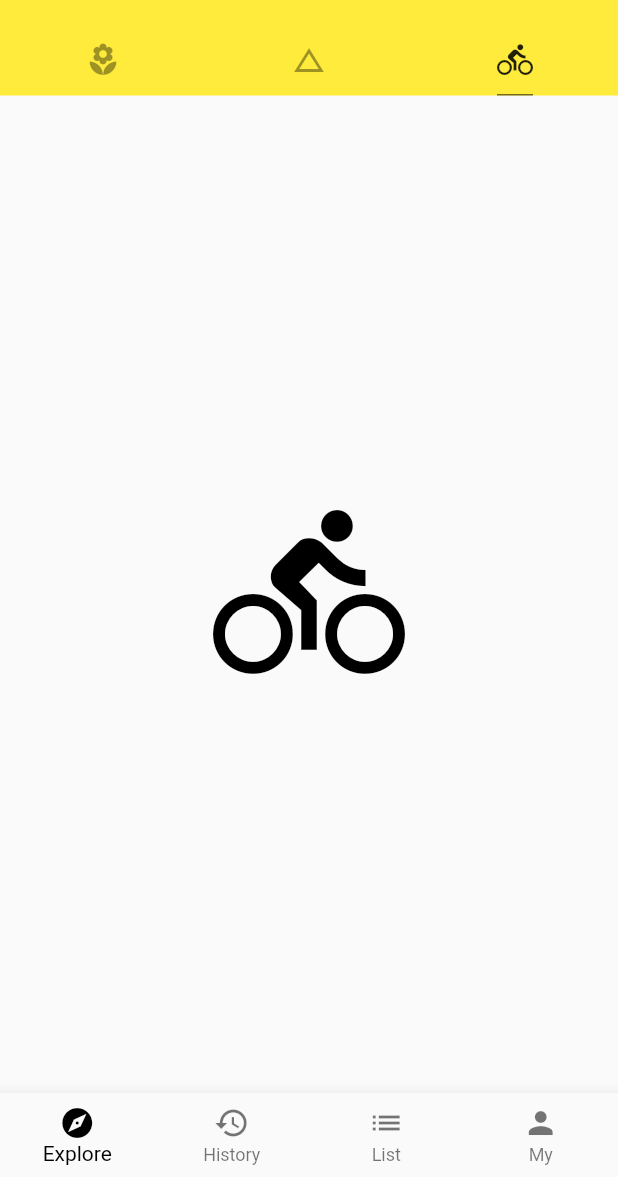
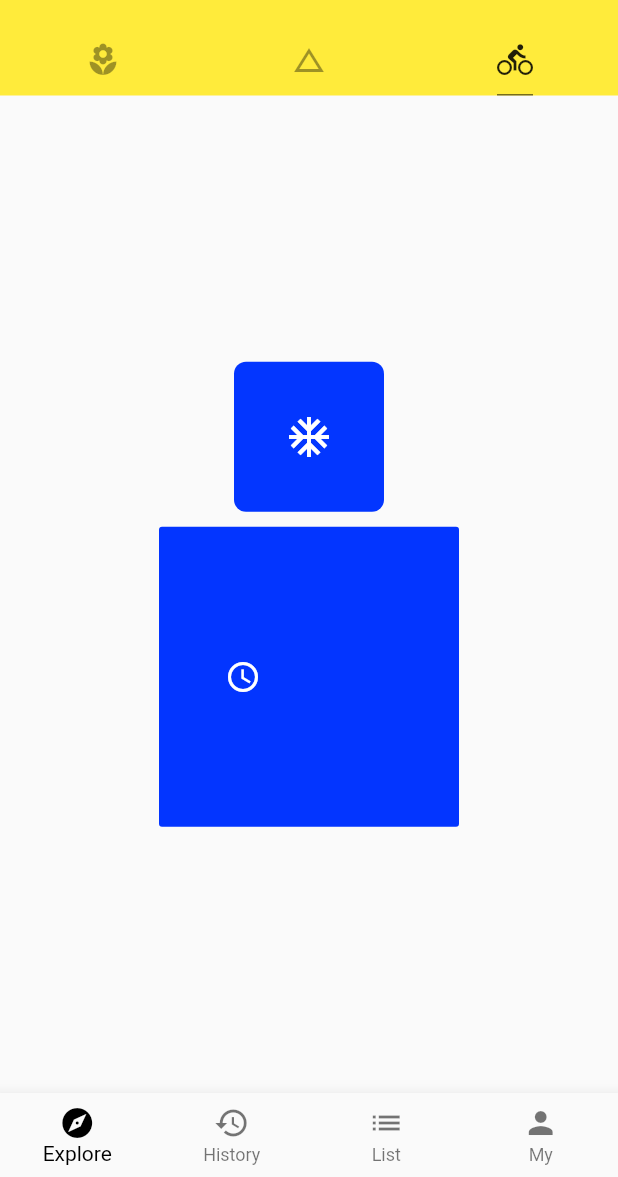
Before and after one commit to chuheridangwu/flutter_demo, a Flutter app: the screen it shows after launch, tab 3 chosen, on a phone screen of 412 x 824 dp, the part 59-1236 px from its top. Run offline on Flutter 3.47's test engine with Material 2 defaults, Android fonts, the phone set to English and light mode, and no system bars; network calls fail.

Commit message:
Column 和Row 的基本使用,主轴和交叉轴的概念理解,Alignment子Widget的对齐方式

```diff
--- a/lib/demo/basic_demo.dart
+++ b/lib/demo/basic_demo.dart
@@ -12,7 +12,7 @@ class BasicDemo extends StatelessWidget {
         // repeat: ImageRepeat.repeat, //是否重复
         fit: BoxFit.cover,
         colorFilter: ColorFilter.mode(
-            Colors.indigoAccent[400].withOpacity(0.6), BlendMode.hardLight),
+            Colors.indigoAccent[400].withOpacity(0.6), BlendMode.hardLight), //滤镜效果
       )),
       child: Row(
         mainAxisAlignment: MainAxisAlignment.center, //主轴对齐
--- /dev/null
+++ b/lib/demo/layout_demo.dart
@@ -0,0 +1,62 @@
+import 'package:flutter/material.dart';
+
+
+// 主轴： row 是横着的主轴 column是竖着的主轴,主轴有多个对齐的方式
+// 交叉轴: 主轴 对应的轴
+class LayoutDemo extends StatelessWidget {
+  @override
+  Widget build(BuildContext context) {
+    return Container(
+      child: Column(
+        mainAxisAlignment: MainAxisAlignment.center, //主轴, 有多个对齐方式
+        // crossAxisAlignment: CrossAxisAlignment.center,  // 交叉轴方式
+        children: <Widget>[
+          SizedBox(
+            width: 100.0,
+            height: 100.0,
+            child: Container(
+              decoration: BoxDecoration(
+                color: Color.fromRGBO(3, 54, 255, 1.0),
+                borderRadius: BorderRadius.circular(8.0),
+              ),
+              child: Icon(Icons.ac_unit,color:Colors.white,size:32.0),
+            ),
+          ),
+          SizedBox(
+            height: 10.0,
+          ),
+          SizedBox(
+            width: 200.0,
+            height: 200.0,
+            child: Container(
+              alignment: Alignment(-0.5,0),
+              child: Icon(Icons.access_time,color:Colors.white),
+              decoration: BoxDecoration(
+                color: Color.fromRGBO(3, 53, 255, 1.0),
+                borderRadius: BorderRadius.circular(2.0)
+              ),
+            ),
+          )
+        ],
+      ),
+    );
+  }
+}
+
+class IconBadge extends StatelessWidget {
+  final IconData icon;
+  final double size;
+  IconBadge(this.icon,{
+    this.size = 32.0
+  });
+
+  @override
+  Widget build(BuildContext context) {
+    return Container(
+      child: Icon(icon,size:size,color:Colors.white),
+      width: size + 60,
+      height: size + 60,
+      color: Color.fromRGBO(3, 54, 255, 1.0),
+    );
+  }
+}
--- a/lib/main.dart
+++ b/lib/main.dart
@@ -3,6 +3,7 @@ import 'package:flutter_demo/model/post.dart';
 import './demo/listview_demo.dart';
 import './demo/bottom_navigation_bar_demo.dart';
 import './demo/basic_demo.dart';
+import './demo/layout_demo.dart';
 
 void main() => runApp(App());
 
@@ -70,11 +71,7 @@ class Home extends StatelessWidget {
           children: <Widget>[
             ListViewDemo(),
             BasicDemo(),
-            Icon(
-              Icons.directions_bike,
-              size: 128.0,
-              color: Colors.black,
-            ),
+            LayoutDemo(),
           ],
         ),
         drawer: Drawer(
```
